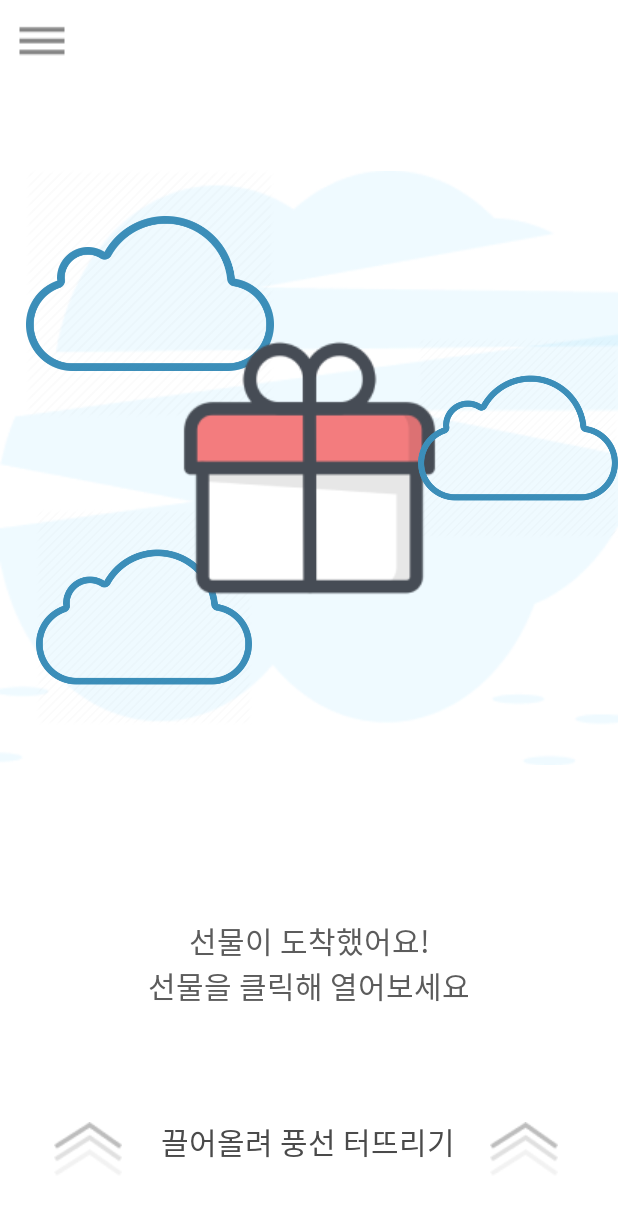
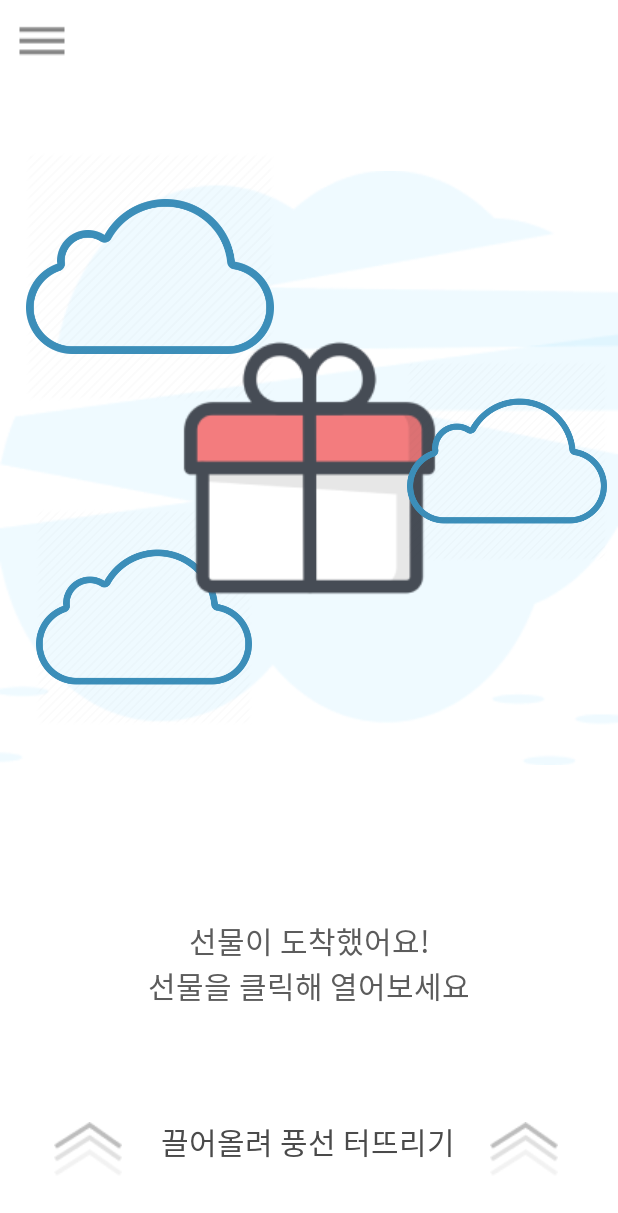
Before and after one commit to JangKeon/Prezzy-Pop, an Android app: the C_HomeActivity screen opened directly, with no data from a screen before it, on a phone screen of 412 x 824 dp. Shown: the top 1213 px of the screen. Run offline under Robolectric (Android 15) with nearby library versions, the phone set to English and light mode, and no system bars; our stand-ins replace Firebase (no records; nobody signed in at launch, a user with empty details on screens opened directly); Roboto replaces fonts that are not available here; 3 statements that could not run were skipped.

Commit message:
no message

```diff
--- a/app/src/main/res/layout/activity_c_home.xml
+++ b/app/src/main/res/layout/activity_c_home.xml
@@ -51,7 +51,7 @@
             app:layout_constraintHorizontal_bias="0.07"
             app:layout_constraintStart_toStartOf="parent"
             app:layout_constraintTop_toTopOf="parent"
-            app:layout_constraintVertical_bias="0.145"
+            app:layout_constraintVertical_bias="0.126"
             app:srcCompat="@drawable/cloud3" />
 
         <ImageView
@@ -111,10 +111,10 @@
             android:layout_weight="3"
             app:layout_constraintBottom_toBottomOf="parent"
             app:layout_constraintEnd_toEndOf="parent"
-            app:layout_constraintHorizontal_bias="1.0"
+            app:layout_constraintHorizontal_bias="0.973"
             app:layout_constraintStart_toStartOf="parent"
             app:layout_constraintTop_toTopOf="parent"
-            app:layout_constraintVertical_bias="0.31"
+            app:layout_constraintVertical_bias="0.334"
             app:srcCompat="@drawable/cloud3" />
 
         <TextView
```
